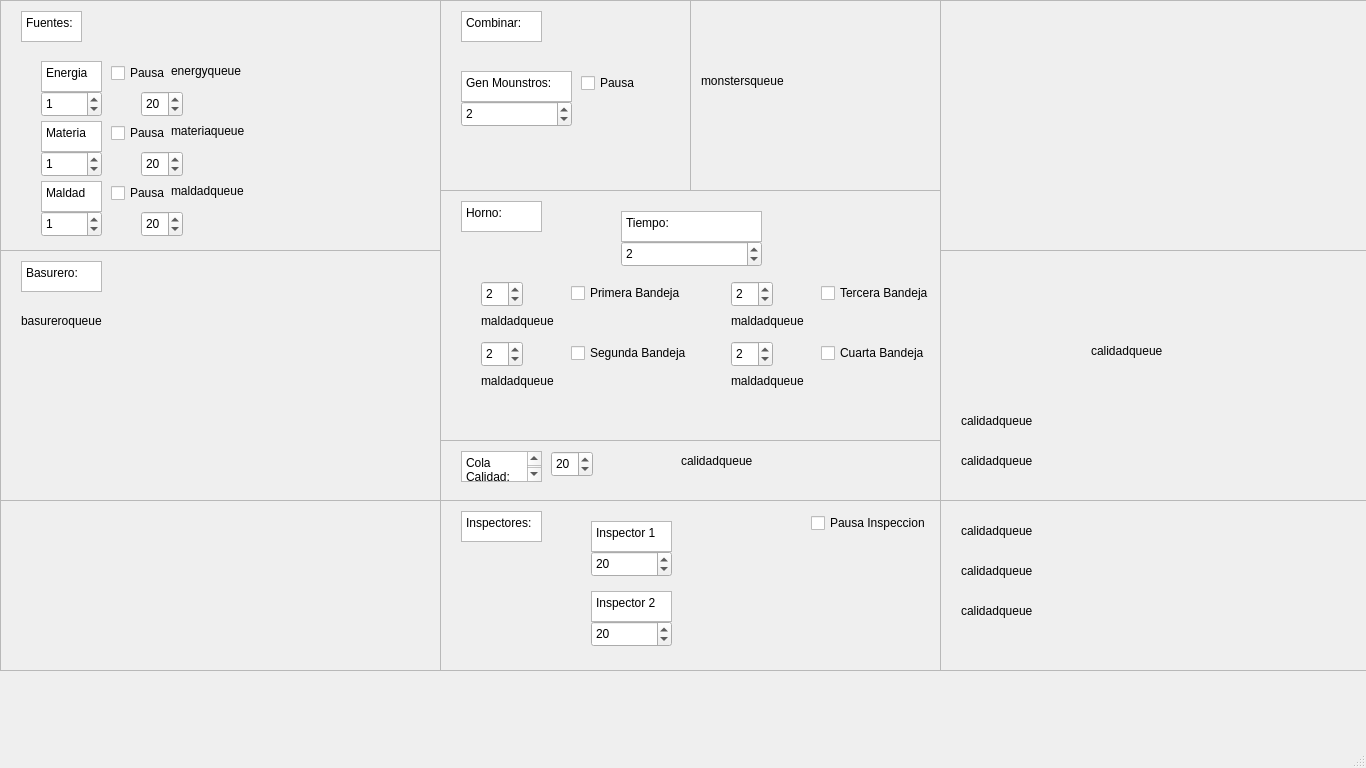
Before: the Qt Designer form MonsterFactory/mainwindow.ui in arty4325/IC2001-MonsterFactory, drawn with Qt 5.
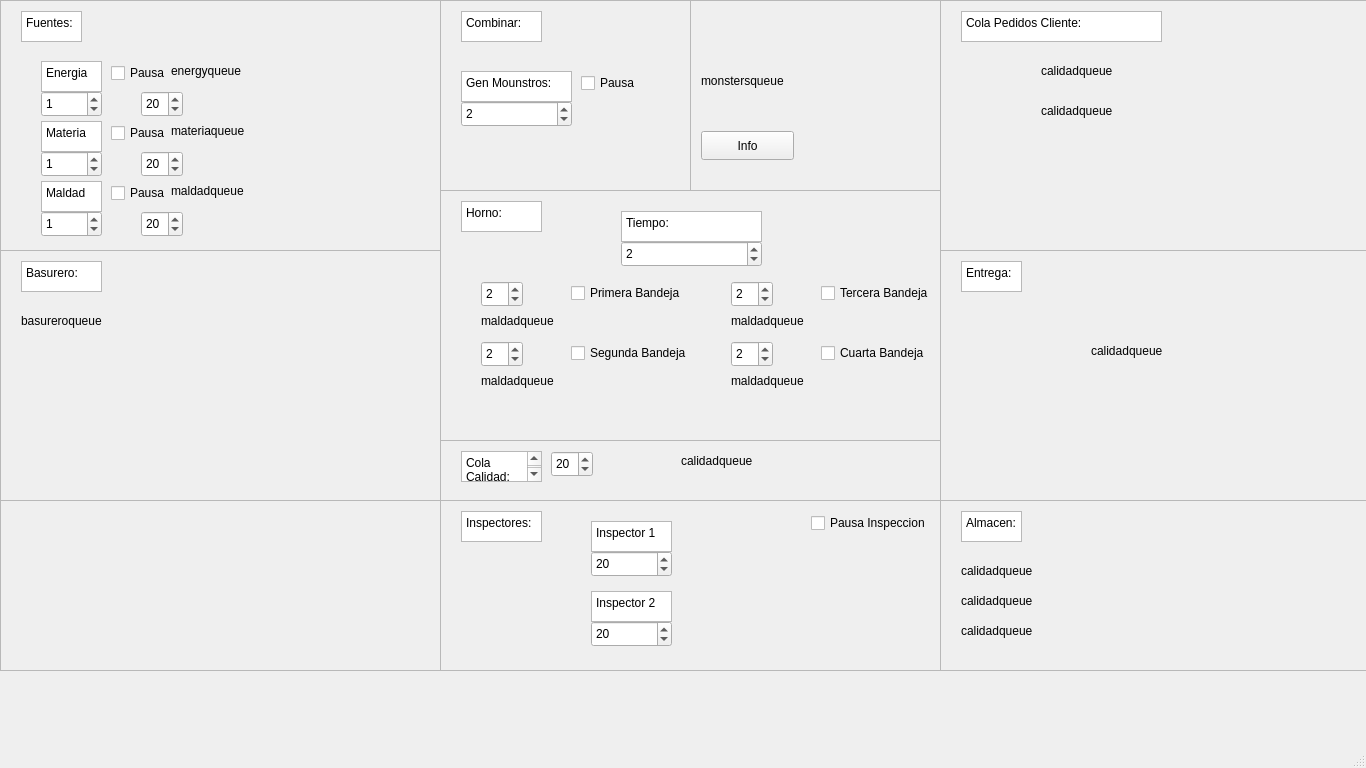
After: the same form once the commit is applied.

What changed in the file:
```diff
--- a/MonsterFactory/mainwindow.ui
+++ b/MonsterFactory/mainwindow.ui
@@ -140,6 +140,19 @@
        <string>monstersqueue</string>
       </property>
      </widget>
+     <widget class="QPushButton" name="pushButton">
+      <property name="geometry">
+       <rect>
+        <x>10</x>
+        <y>130</y>
+        <width>93</width>
+        <height>29</height>
+       </rect>
+      </property>
+      <property name="text">
+       <string>Info</string>
+      </property>
+     </widget>
     </widget>
    </widget>
    <widget class="QScrollArea" name="scrollArea_4">
@@ -163,6 +176,52 @@
        <height>249</height>
       </rect>
      </property>
+     <widget class="QLabel" name="entregaPrioridadLabel">
+      <property name="geometry">
+       <rect>
+        <x>100</x>
+        <y>60</y>
+        <width>201</width>
+        <height>20</height>
+       </rect>
+      </property>
+      <property name="text">
+       <string>calidadqueue</string>
+      </property>
+     </widget>
+     <widget class="QLabel" name="entregaLabel">
+      <property name="geometry">
+       <rect>
+        <x>100</x>
+        <y>100</y>
+        <width>201</width>
+        <height>20</height>
+       </rect>
+      </property>
+      <property name="text">
+       <string>calidadqueue</string>
+      </property>
+     </widget>
+     <widget class="QTextEdit" name="textEdit_15">
+      <property name="geometry">
+       <rect>
+        <x>20</x>
+        <y>10</y>
+        <width>201</width>
+        <height>31</height>
+       </rect>
+      </property>
+      <property name="html">
+       <string>&lt;!DOCTYPE HTML PUBLIC &quot;-//W3C//DTD HTML 4.0//EN&quot; &quot;http://www.w3.org/TR/REC-html40/strict.dtd&quot;&gt;
+&lt;html&gt;&lt;head&gt;&lt;meta name=&quot;qrichtext&quot; content=&quot;1&quot; /&gt;&lt;meta charset=&quot;utf-8&quot; /&gt;&lt;style type=&quot;text/css&quot;&gt;
+p, li { white-space: pre-wrap; }
+hr { height: 1px; border-width: 0; }
+li.unchecked::marker { content: &quot;\2610&quot;; }
+li.checked::marker { content: &quot;\2612&quot;; }
+&lt;/style&gt;&lt;/head&gt;&lt;body style=&quot; font-family:'Segoe UI'; font-size:9pt; font-weight:400; font-style:normal;&quot;&gt;
+&lt;p style=&quot; margin-top:0px; margin-bottom:0px; margin-left:0px; margin-right:0px; -qt-block-indent:0; text-indent:0px;&quot;&gt;Cola Pedidos Cliente:&lt;/p&gt;&lt;/body&gt;&lt;/html&gt;</string>
+      </property>
+     </widget>
     </widget>
    </widget>
    <widget class="QScrollArea" name="scrollArea_6">
@@ -186,32 +245,6 @@
        <height>249</height>
       </rect>
      </property>
-     <widget class="QLabel" name="entregaLabel">
-      <property name="geometry">
-       <rect>
-        <x>20</x>
-        <y>200</y>
-        <width>201</width>
-        <height>20</height>
-       </rect>
-      </property>
-      <property name="text">
-       <string>calidadqueue</string>
-      </property>
-     </widget>
-     <widget class="QLabel" name="entregaPrioridadLabel">
-      <property name="geometry">
-       <rect>
-        <x>20</x>
-        <y>160</y>
-        <width>201</width>
-        <height>20</height>
-       </rect>
-      </property>
-      <property name="text">
-       <string>calidadqueue</string>
-      </property>
-     </widget>
      <widget class="QLabel" name="pedidosEntregadosLabel">
       <property name="geometry">
        <rect>
@@ -225,6 +258,26 @@
        <string>calidadqueue</string>
       </property>
      </widget>
+     <widget class="QTextEdit" name="textEdit_16">
+      <property name="geometry">
+       <rect>
+        <x>20</x>
+        <y>10</y>
+        <width>61</width>
+        <height>31</height>
+       </rect>
+      </property>
+      <property name="html">
+       <string>&lt;!DOCTYPE HTML PUBLIC &quot;-//W3C//DTD HTML 4.0//EN&quot; &quot;http://www.w3.org/TR/REC-html40/strict.dtd&quot;&gt;
+&lt;html&gt;&lt;head&gt;&lt;meta name=&quot;qrichtext&quot; content=&quot;1&quot; /&gt;&lt;meta charset=&quot;utf-8&quot; /&gt;&lt;style type=&quot;text/css&quot;&gt;
+p, li { white-space: pre-wrap; }
+hr { height: 1px; border-width: 0; }
+li.unchecked::marker { content: &quot;\2610&quot;; }
+li.checked::marker { content: &quot;\2612&quot;; }
+&lt;/style&gt;&lt;/head&gt;&lt;body style=&quot; font-family:'Segoe UI'; font-size:9pt; font-weight:400; font-style:normal;&quot;&gt;
+&lt;p style=&quot; margin-top:0px; margin-bottom:0px; margin-left:0px; margin-right:0px; -qt-block-indent:0; text-indent:0px;&quot;&gt;Entrega:&lt;/p&gt;&lt;/body&gt;&lt;/html&gt;</string>
+      </property>
+     </widget>
     </widget>
    </widget>
    <widget class="QScrollArea" name="scrollArea_5">
@@ -578,7 +631,7 @@
       <property name="geometry">
        <rect>
         <x>20</x>
-        <y>20</y>
+        <y>60</y>
         <width>201</width>
         <height>20</height>
        </rect>
@@ -591,7 +644,7 @@
       <property name="geometry">
        <rect>
         <x>20</x>
-        <y>100</y>
+        <y>120</y>
         <width>201</width>
         <height>20</height>
        </rect>
@@ -604,7 +657,7 @@
       <property name="geometry">
        <rect>
         <x>20</x>
-        <y>60</y>
+        <y>90</y>
         <width>201</width>
         <height>20</height>
        </rect>
@@ -613,6 +666,26 @@
        <string>calidadqueue</string>
       </property>
      </widget>
+     <widget class="QTextEdit" name="textEdit_17">
+      <property name="geometry">
+       <rect>
+        <x>20</x>
+        <y>10</y>
+        <width>61</width>
+        <height>31</height>
+       </rect>
+      </property>
+      <property name="html">
+       <string>&lt;!DOCTYPE HTML PUBLIC &quot;-//W3C//DTD HTML 4.0//EN&quot; &quot;http://www.w3.org/TR/REC-html40/strict.dtd&quot;&gt;
+&lt;html&gt;&lt;head&gt;&lt;meta name=&quot;qrichtext&quot; content=&quot;1&quot; /&gt;&lt;meta charset=&quot;utf-8&quot; /&gt;&lt;style type=&quot;text/css&quot;&gt;
+p, li { white-space: pre-wrap; }
+hr { height: 1px; border-width: 0; }
+li.unchecked::marker { content: &quot;\2610&quot;; }
+li.checked::marker { content: &quot;\2612&quot;; }
+&lt;/style&gt;&lt;/head&gt;&lt;body style=&quot; font-family:'Segoe UI'; font-size:9pt; font-weight:400; font-style:normal;&quot;&gt;
+&lt;p style=&quot; margin-top:0px; margin-bottom:0px; margin-left:0px; margin-right:0px; -qt-block-indent:0; text-indent:0px;&quot;&gt;Almacen:&lt;/p&gt;&lt;/body&gt;&lt;/html&gt;</string>
+      </property>
+     </widget>
     </widget>
    </widget>
    <widget class="QScrollArea" name="scrollArea_11">
```
